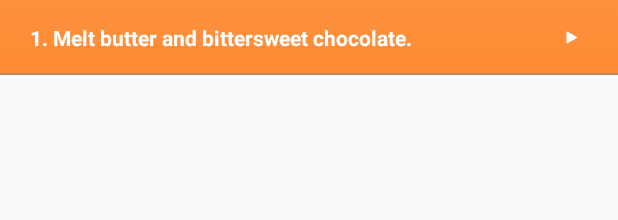
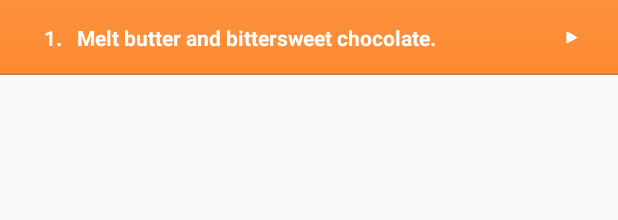
Before and after one commit to hyouness/baking-time, an Android app: the layout steps_list_item.xml on its own in the app's theme, with its tools: preview values and no code run, on a phone screen of 412 x 824 dp. Shown: the top 220 px of the screen. Run offline under Robolectric (Android 15) with nearby library versions, the phone set to English and light mode, and no system bars.

Commit message:
format: Update step item layout so that step ids are aligned properly

```diff
--- a/app/src/main/java/com/example/bakingtime/adapter/StepsViewHolder.java
+++ b/app/src/main/java/com/example/bakingtime/adapter/StepsViewHolder.java
@@ -25,6 +25,9 @@ class StepsViewHolder extends RecyclerView.ViewHolder {
     @BindView(R.id.step_layout)
     ConstraintLayout stepLayout;
 
+    @BindView(R.id.step_id_tv)
+    TextView stepIdTV;
+
     @BindView(R.id.step_tv)
     TextView stepTV;
 
@@ -51,8 +54,14 @@ class StepsViewHolder extends RecyclerView.ViewHolder {
         } else {
             stepLayout.setBackgroundColor(Color.WHITE);
         }
-        stepTV.setText(String.format("%s.\t\t%s", step.getId(), step.getShortDescription()));
-        stepTV.setTextColor(isSelected ? Color.WHITE : defaultTextColor);
+
+        stepTV.setText(step.getShortDescription());
+        stepIdTV.setText(String.format("%s.", step.getId()));
+
+        int textColor = isSelected ? Color.WHITE : defaultTextColor;
+        stepTV.setTextColor(textColor);
+        stepIdTV.setTextColor(textColor);
+
         arrowIV.setImageResource(isSelected ? R.drawable.arrow_selected_icon : R.drawable.arrow_icon);
     }
 
--- a/app/src/main/res/layout/steps_list_item.xml
+++ b/app/src/main/res/layout/steps_list_item.xml
@@ -10,6 +10,20 @@
     android:background="@drawable/recipe_step_gradient">
 
     <TextView
+        android:id="@+id/step_id_tv"
+        android:layout_width="0dp"
+        android:layout_height="match_parent"
+        android:gravity="end"
+        android:textSize="@dimen/details_text_size"
+        android:textColor="@android:color/white"
+        android:textStyle="bold"
+        app:layout_constraintWidth_percent="@dimen/step_id_width"
+        app:layout_constraintStart_toStartOf="parent"
+        app:layout_constraintTop_toTopOf="parent"
+        app:layout_constraintBottom_toBottomOf="parent"
+        tools:text="1." />
+
+    <TextView
         android:id="@+id/step_tv"
         android:layout_width="0dp"
         android:layout_height="wrap_content"
@@ -17,16 +31,16 @@
         android:gravity="start"
         android:layout_marginTop="0dp"
         android:padding="15dp"
-        android:paddingStart="20dp"
+        android:paddingStart="10dp"
         android:paddingEnd="10dp"
         android:textSize="@dimen/details_text_size"
         android:textColor="@android:color/white"
         android:textStyle="bold"
-        app:layout_constraintWidth_percent="0.85"
-        app:layout_constraintStart_toStartOf="parent"
+        app:layout_constraintWidth_percent="@dimen/step_width"
+        app:layout_constraintStart_toEndOf="@id/step_id_tv"
         app:layout_constraintTop_toTopOf="parent"
         app:layout_constraintBottom_toBottomOf="parent"
-        tools:text="1. Melt butter and bittersweet chocolate." />
+        tools:text="Melt butter and bittersweet chocolate." />
 
     <LinearLayout
         android:layout_width="0dp"
--- a/app/src/main/res/values-sw600dp/dimens.xml
+++ b/app/src/main/res/values-sw600dp/dimens.xml
@@ -7,4 +7,6 @@
     <dimen name="recipe_title_text_size">20sp</dimen>
     <dimen name="servings_icon_size">18dp</dimen>
     <dimen name="arrow_icon_size">10dp</dimen>
+    <item name="step_id_width" type="dimen" format="float">0.06</item>
+    <item name="step_width" type="dimen" format="float">0.79</item>
 </resources>
--- a/app/src/main/res/values/dimens.xml
+++ b/app/src/main/res/values/dimens.xml
@@ -8,4 +8,6 @@
     <dimen name="servings_icon_size">15dp</dimen>
     <dimen name="card_radius">8dp</dimen>
     <dimen name="arrow_icon_size">10dp</dimen>
+    <item name="step_id_width" type="dimen" format="float">0.1</item>
+    <item name="step_width" type="dimen" format="float">0.75</item>
 </resources>
```
